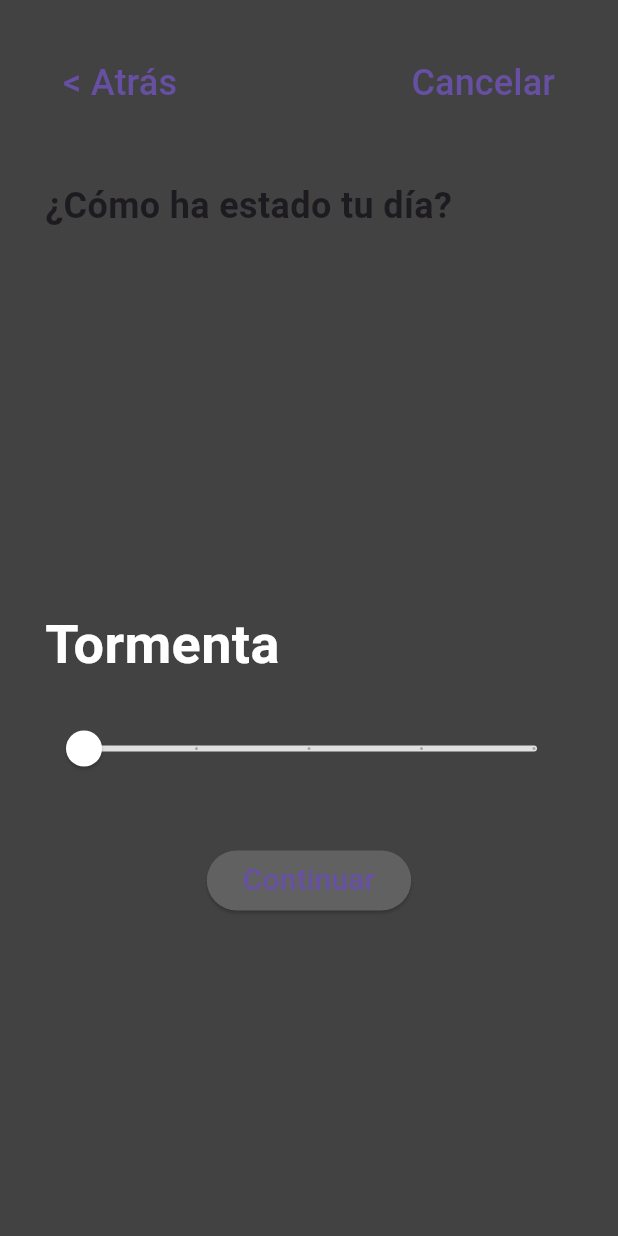
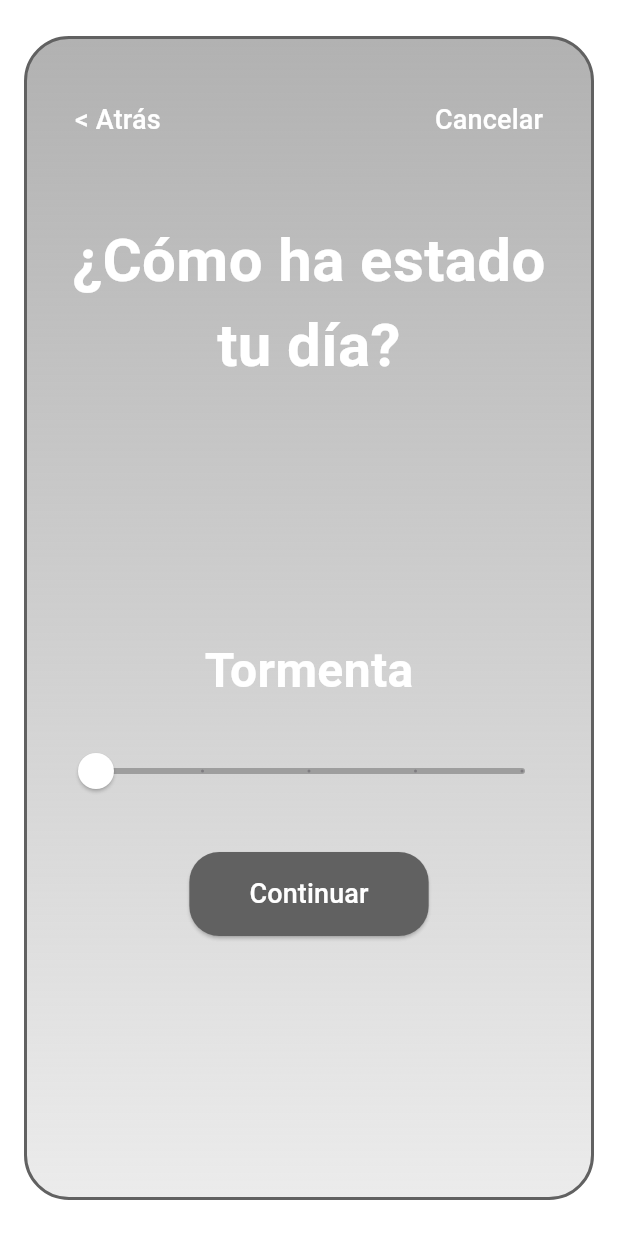
Before and after one commit to DanielLopezZermeno/BayMind, a Flutter app: the EstadoScreen screen opened by its route, on a phone screen of 412 x 824 dp. Run offline on Flutter 3.47's test engine with Material 3 defaults, Android fonts, the phone set to English and light mode, and no system bars.

Commit message:
correccion de pantallas (registro y estado de animo)

```diff
--- a/lib/frontend/pantallas/estado_screen.dart
+++ b/lib/frontend/pantallas/estado_screen.dart
@@ -6,107 +6,84 @@ class EstadoScreen extends StatefulWidget {
   _EstadoScreenState createState() => _EstadoScreenState();
 }
 
-class _EstadoScreenState extends State<EstadoScreen> {
-  double progress = 0.0; // Progreso inicial
+class _EstadoScreenState extends State<EstadoScreen> with SingleTickerProviderStateMixin {
+  double progress = 0.0;
+  late final AnimationController _animationController;
+
+  @override
+  void initState() {
+    super.initState();
+    _animationController = AnimationController(
+      vsync: this,
+      duration: Duration(milliseconds: 500),
+    )..forward();
+  }
+
+  @override
+  void dispose() {
+    _animationController.dispose();
+    super.dispose();
+  }
+
+  List<Color> _getGradientColors() {
+    if (progress == 0.0) return [Colors.grey.withOpacity(0.8), Colors.grey.withOpacity(0.2)];
+    if (progress <= 0.25) return [Colors.purple.withOpacity(0.8), Colors.purple.withOpacity(0.2)];
+    if (progress <= 0.5) return [Colors.lightBlue.withOpacity(0.8), Colors.blueAccent.withOpacity(0.2)];
+    if (progress <= 0.75) return [Colors.teal.withOpacity(0.8), Colors.greenAccent.withOpacity(0.2)];
+    return [Colors.lightGreen.withOpacity(0.8), Colors.limeAccent.withOpacity(0.2)];
+  }
+
+  Color _getBorderColor() {
+    if (progress == 0.0) return Colors.grey[700]!;
+    if (progress <= 0.25) return Colors.purple[300]!;
+    if (progress <= 0.5) return Colors.lightBlue[300]!;
+    if (progress <= 0.75) return Colors.teal[300]!;
+    return Colors.lightGreen[300]!;
+  }
+
+  String _getMoodText() {
+    if (progress == 0.0) return "Tormenta";
+    if (progress <= 0.25) return "Día nublado";
+    if (progress <= 0.5) return "Olas calmadas";
+    if (progress <= 0.75) return "Arcoíris";
+    return "Sol radiante";
+  }
+
+  Color _getButtonColor() {
+    if (progress == 0.0) return Colors.grey[700]!;
+    if (progress <= 0.25) return Colors.purple[500]!;
+    if (progress <= 0.5) return Colors.lightBlue[500]!;
+    if (progress <= 0.75) return Colors.teal[500]!;
+    return Colors.lightGreen[500]!;
+  }
 
   @override
   Widget build(BuildContext context) {
-    Color backgroundColor;
-    String moodText;
-    Color buttonColor;
-
-    // Determinar el color de fondo, el texto del estado y el color del botón según el progreso
-    if (progress == 0.0) {
-      backgroundColor = Colors.grey[800]!;
-      moodText = "Tormenta";
-      buttonColor = Colors.grey[700]!;
-    } else if (progress <= 0.25) {
-      backgroundColor = Colors.purple;
-      moodText = "Día nublado";
-      buttonColor = Colors.purple[200]!;
-    } else if (progress <= 0.5) {
-      backgroundColor = Colors.lightBlue;
-      moodText = "Olas calmadas";
-      buttonColor = Colors.lightBlue[200]!;
-    } else if (progress <= 0.75) {
-      backgroundColor = Colors.teal;
-      moodText = "Arcoíris";
-      buttonColor = Colors.teal[200]!;
-    } else {
-      backgroundColor = Colors.lightGreen;
-      moodText = "Sol radiante";
-      buttonColor = Colors.lightGreen[200]!;
-    }
-
     return Scaffold(
-      body: AnimatedContainer(
-        duration: Duration(milliseconds: 300), // Duración de la animación
-        color: backgroundColor,
-        padding: const EdgeInsets.all(30.0),
-        curve: Curves.easeInOut, // Tipo de curva de la animación
-        child: Column(
-          crossAxisAlignment: CrossAxisAlignment.start,
-          children: [
-            Row(
-              mainAxisAlignment: MainAxisAlignment.spaceBetween,
-              children: [
-                TextButton(
-                  onPressed: () {
-                    Navigator.pop(context); // Acción para el botón "Atrás"
-                  },
-                  child: Text("< Atrás", style: TextStyle(fontSize: 24)),
+      backgroundColor: Colors.transparent,
+      body: Center(
+        child: SlideTransition(
+          position: Tween<Offset>(begin: Offset(0, 1), end: Offset(0, 0)).animate(
+            CurvedAnimation(
+              parent: _animationController,
+              curve: Curves.easeInOut,
             ),
-                TextButton(
-                  onPressed: () {
-                    // Acción para el botón "Cancelar"
-                  },
-                  child: Text("Cancelar", style: TextStyle(fontSize: 24)),
           ),
-              ],
-            ),
-            SizedBox(height: 40),
-            Text(
-              "¿Cómo ha estado tu día?",
-              style: TextStyle(fontSize: 24, fontWeight: FontWeight.bold),
-            ),
-            SizedBox(height: 250),
-            Text(
-              moodText,
-              style: TextStyle(fontSize: 36, fontWeight: FontWeight.bold, color: Colors.white),
-            ),
-            SizedBox(height: 20),
-            SliderTheme(
-              data: SliderTheme.of(context).copyWith(
-                activeTrackColor: Colors.grey, // Color de la barra activa
-                inactiveTrackColor: Colors.grey[300], // Color de la barra inactiva
-                thumbColor: Colors.white, // Color de la bolita
-                overlayColor: Colors.white.withOpacity(0.2), // Color de la sobreposición al tocar
-                thumbShape: RoundSliderThumbShape(enabledThumbRadius: 12), // Tamaño de la bolita
-              ),
-              child: Slider(
-                value: progress,
-                onChanged: (value) {
+          child: Padding(
+            padding: const EdgeInsets.symmetric(horizontal: 16.0, vertical: 24.0),
+            child: EstadoCard(
+              gradientColors: _getGradientColors(),
+              borderColor: _getBorderColor(),
+              moodText: _getMoodText(),
+              buttonColor: _getButtonColor(),
+              progress: progress,
+              onSliderChanged: (value) {
                 setState(() {
                   progress = value;
                 });
               },
-                divisions: 4,
-                label: (progress * 100).round().toString() + '%',
             ),
           ),
-            SizedBox(height: 40),
-            Center(
-              child: ElevatedButton(
-                onPressed: () {
-                  // Acción para el botón "Continuar"
-                },
-                style: ElevatedButton.styleFrom(
-                  backgroundColor: buttonColor,
-                ),
-                child: Text("Continuar", style: TextStyle(fontSize: 20)),
-              ),
-            ),
-          ],
         ),
       ),
     );
--- a/lib/frontend/widgets/estado_widgets.dart
+++ b/lib/frontend/widgets/estado_widgets.dart
@@ -1,18 +1,106 @@
-// estado_widgets.dart
 import 'package:flutter/material.dart';
 
-class EstadoBarraProgreso extends StatelessWidget {
-  final double percentage;
-  final Color color;
+class EstadoCard extends StatelessWidget {
+  final List<Color> gradientColors;
+  final Color borderColor;
+  final String moodText;
+  final Color buttonColor;
+  final double progress;
+  final ValueChanged<double> onSliderChanged;
 
-  const EstadoBarraProgreso({required this.percentage, required this.color});
+  const EstadoCard({
+    Key? key,
+    required this.gradientColors,
+    required this.borderColor,
+    required this.moodText,
+    required this.buttonColor,
+    required this.progress,
+    required this.onSliderChanged,
+  }) : super(key: key);
 
   @override
   Widget build(BuildContext context) {
-    return LinearProgressIndicator(
-      value: percentage,
-      backgroundColor: Colors.white,
-      valueColor: AlwaysStoppedAnimation<Color>(color),
+    return Container(
+      height: MediaQuery.of(context).size.height * 0.95,
+      decoration: BoxDecoration(
+        gradient: LinearGradient(
+          colors: gradientColors,
+          begin: Alignment.topCenter,
+          end: Alignment.bottomCenter,
+        ),
+        borderRadius: BorderRadius.circular(30),
+        border: Border.all(color: borderColor, width: 2), // Borde que cambia de color
+      ),
+      padding: EdgeInsets.symmetric(horizontal: 20, vertical: 30),
+      child: Column(
+        mainAxisSize: MainAxisSize.min,
+        crossAxisAlignment: CrossAxisAlignment.start,
+        children: [
+          Row(
+            mainAxisAlignment: MainAxisAlignment.spaceBetween,
+            children: [
+              TextButton(
+                onPressed: () {
+                  Navigator.pop(context);
+                },
+                child: Text("< Atrás", style: TextStyle(fontSize: 18, color: Colors.white)),
+              ),
+              TextButton(
+                onPressed: () {},
+                child: Text("Cancelar", style: TextStyle(fontSize: 18, color: Colors.white)),
+              ),
+            ],
+          ),
+          SizedBox(height: MediaQuery.of(context).size.height * 0.05), // Ajustar espacio
+          Center(
+            child: Text(
+              "¿Cómo ha estado tu día?",
+              style: TextStyle(fontSize: 40, fontWeight: FontWeight.bold, color: Colors.white),
+              textAlign: TextAlign.center,
+            ),
+          ),
+          SizedBox(height: MediaQuery.of(context).size.height * 0.20), // Ajustar espacio
+          Center(
+            child: Text(
+              moodText,
+              style: TextStyle(fontSize: 32, fontWeight: FontWeight.bold, color: Colors.white),
+            ),
+          ),
+          SizedBox(height: 20),
+          SliderTheme(
+            data: SliderTheme.of(context).copyWith(
+              activeTrackColor: Colors.grey[300],
+              inactiveTrackColor: Colors.grey,
+              thumbColor: Colors.white,
+              overlayColor: Colors.white.withOpacity(0.2),
+              thumbShape: RoundSliderThumbShape(enabledThumbRadius: 12.0),
+              overlayShape: RoundSliderOverlayShape(overlayRadius: 24.0),
+            ),
+            child: Slider(
+              value: progress,
+              onChanged: onSliderChanged,
+              divisions: 4,
+            ),
+          ),
+          SizedBox(height: 30),
+          Center(
+            child: ElevatedButton(
+              onPressed: () {},
+              style: ElevatedButton.styleFrom(
+                backgroundColor: buttonColor,
+                shape: RoundedRectangleBorder(
+                  borderRadius: BorderRadius.circular(20),
+                ),
+                padding: EdgeInsets.symmetric(horizontal: 40, vertical: 15),
+              ),
+              child: Text(
+                "Continuar",
+                style: TextStyle(fontSize: 18, color: Colors.white),
+              ),
+            ),
+          ),
+        ],
+      ),
     );
   }
 }
--- a/lib/frontend/widgets/registro_card.dart
+++ b/lib/frontend/widgets/registro_card.dart
@@ -1,4 +1,4 @@
-// registro_card.dart
+import 'package:baymind/frontend/pantallas/estado_screen.dart';
 import 'package:flutter/material.dart';
 
 class RegistroCard extends StatelessWidget {
@@ -19,7 +19,6 @@ class RegistroCard extends StatelessWidget {
   Widget build(BuildContext context) {
     return Container(
       width: MediaQuery.of(context).size.width * 0.9, // 90% del ancho de la pantalla
-      //height: MediaQuery.of(context).size.height * 0.50, // 50% de la altura de la pantalla
       margin: EdgeInsets.symmetric(horizontal: 10),
       decoration: BoxDecoration(
         borderRadius: BorderRadius.circular(30), // Bordes redondeados para toda la tarjeta
@@ -34,10 +33,9 @@ class RegistroCard extends StatelessWidget {
               borderRadius: BorderRadius.vertical(top: Radius.circular(12)), // Bordes redondeados en la parte superior
             ),
             width: double.infinity,
-            height:MediaQuery.of(context).size.height * 0.25,
-            padding:EdgeInsets.only(top: 40),
+            padding: EdgeInsets.only(top: 20), // Espacio superior para centrar el contenido
             child: Column(
-
+              mainAxisAlignment: MainAxisAlignment.center, // Centra el contenido verticalmente
               children: [
                 Row(
                   mainAxisAlignment: MainAxisAlignment.center, // Centra ambos textos en la fila
@@ -45,7 +43,7 @@ class RegistroCard extends StatelessWidget {
                     Text(
                       dayName,
                       style: TextStyle(
-                      fontSize: 30,
+                        fontSize: 20, // Ajustar tamaño de fuente
                         color: Colors.purple,
                         fontWeight: FontWeight.bold,
                       ),
@@ -54,7 +52,7 @@ class RegistroCard extends StatelessWidget {
                     Text(
                       month,
                       style: TextStyle(
-                      fontSize: 30,
+                        fontSize: 20, // Ajustar tamaño de fuente
                         color: Colors.purple,
                       ),
                     ),
@@ -62,16 +60,20 @@ class RegistroCard extends StatelessWidget {
                 ),
                 Text(
                   dayNumber,
-                  style: TextStyle(fontSize: 105, color: Colors.purple, fontWeight: FontWeight.bold),
+                  style: TextStyle(
+                    fontSize: MediaQuery.of(context).size.height * 0.1, // Ajustar tamaño dinámicamente
+                    color: Colors.purple,
+                    fontWeight: FontWeight.bold,
+                  ),
                 ),
               ],
             ),
           ),
 
           // Parte del medio - "Sin registro"
-          Container(
-            width: MediaQuery.of(context).size.height * 0.40,
-            height: MediaQuery.of(context).size.height * 0.27, // 27% de la altura total
+          Flexible(
+            child: Container(
+              width: MediaQuery.of(context).size.width * 0.8, // Ajusta el ancho
               decoration: BoxDecoration(
                 gradient: LinearGradient(
                   colors: [Colors.blue.withOpacity(0.5), Colors.blueAccent.withOpacity(0.5)],
@@ -83,7 +85,8 @@ class RegistroCard extends StatelessWidget {
               child: Center(
                 child: Text(
                   'Sin registro',
-                style: TextStyle(fontSize: 50, color: Colors.grey),
+                  style: TextStyle(fontSize: MediaQuery.of(context).size.height * 0.05, color: Colors.grey), // Tamaño dinámico
+                ),
               ),
             ),
           ),
@@ -94,16 +97,15 @@ class RegistroCard extends StatelessWidget {
               borderRadius: BorderRadius.vertical(bottom: Radius.circular(12)), // Bordes redondeados en la parte inferior
             ),
             padding: EdgeInsets.all(8),
+            height: MediaQuery.of(context).size.height * 0.15, // Aumentar la altura del contenedor del botón
             width: 170,
-            height:MediaQuery.of(context).size.height * 0.14,
             child: Center( // Centra el contenido dentro del contenedor
-              child: Container( // Contenedor que permite definir el ancho
-                width: MediaQuery.of(context).size.width, // 45% del ancho de la pantalla
-                // Para un cuarto del ancho de la tarjeta, descomentar la siguiente línea y comentar la anterior
-                // width: MediaQuery.of(context).size.width * 0.22, // 22% del ancho de la pantalla
               child: ElevatedButton(
                 onPressed: () {
-                    // Acción de registro
+                  Navigator.push(
+                    context,
+                    MaterialPageRoute(builder: (context) => EstadoScreen()),
+                  );
                 },
                 style: ElevatedButton.styleFrom(
                   minimumSize: Size(150, 60),
@@ -116,9 +118,6 @@ class RegistroCard extends StatelessWidget {
               ),
             ),
           ),
-          ),
-
-
         ],
       ),
     );
```
Lines whose indentation alone changed are shown as unchanged.
